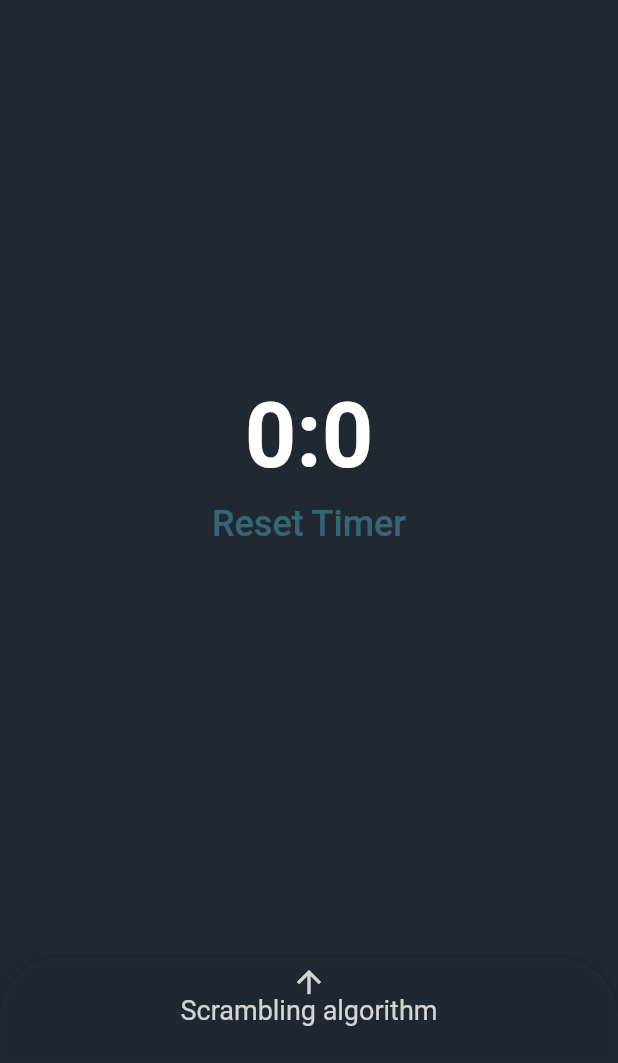
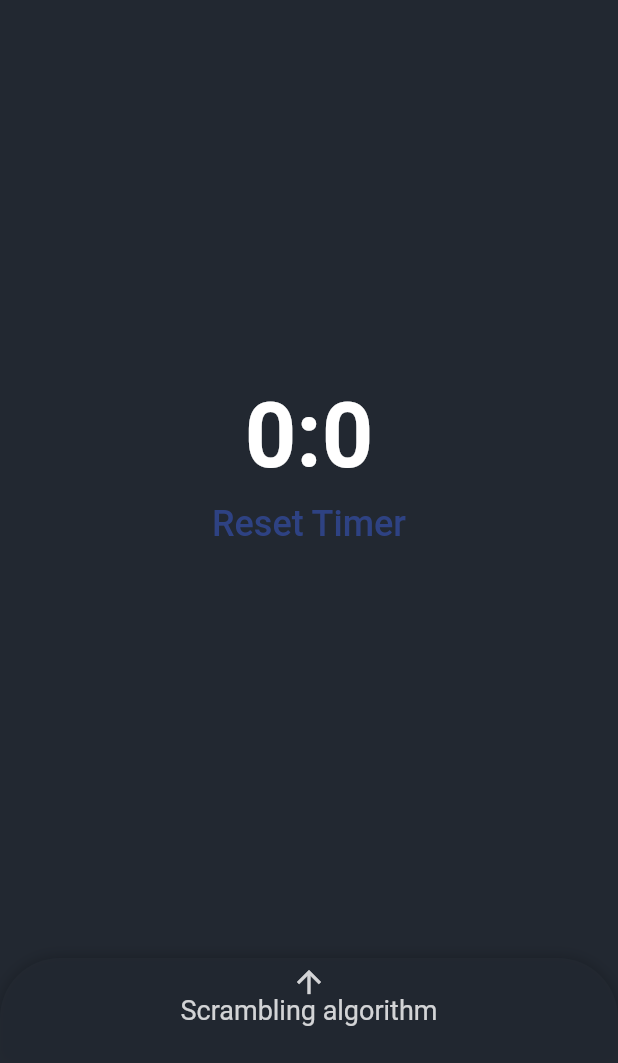
Before and after one commit to hrvojeBencik/rubiks_timer, a Flutter app: the screen it shows after launch, on a phone screen of 412 x 824 dp, the part 173-1236 px from its top. Run offline on Flutter 3.47's test engine with Material 2 defaults, Android fonts, the phone set to English and light mode, and no system bars; drawn by our look-alikes of sliding_up_panel.

Commit message:
Created icon, minor fixes

```diff
--- a/lib/screens/home_screen.dart
+++ b/lib/screens/home_screen.dart
@@ -22,7 +22,7 @@ class _HomeScreenState extends State<HomeScreen>
     _resetButtonController =
         AnimationController(vsync: this, duration: Duration(milliseconds: 200));
     _resetButtonAnimation = ColorTween(
-            begin: Color(0xFF51c2d5), end: Color(0xFF51c2d5).withOpacity(0.4))
+            begin: Color(0xFF4169FF), end: Color(0xFF4169FF).withOpacity(0.4))
         .animate(_resetButtonController);
 
     _resetButtonAnimation.addListener(() {
--- a/pubspec.yaml
+++ b/pubspec.yaml
@@ -1,5 +1,5 @@
 name: rubiks_timer
-description: A new Flutter project.
+description: Application for Rubik's cube timer.
 
 # The following line prevents the package from being accidentally published to
 # pub.dev using `pub publish`. This is preferred for private packages.
```
Also changed, not shown: pubspec.lock, 23 other files.
